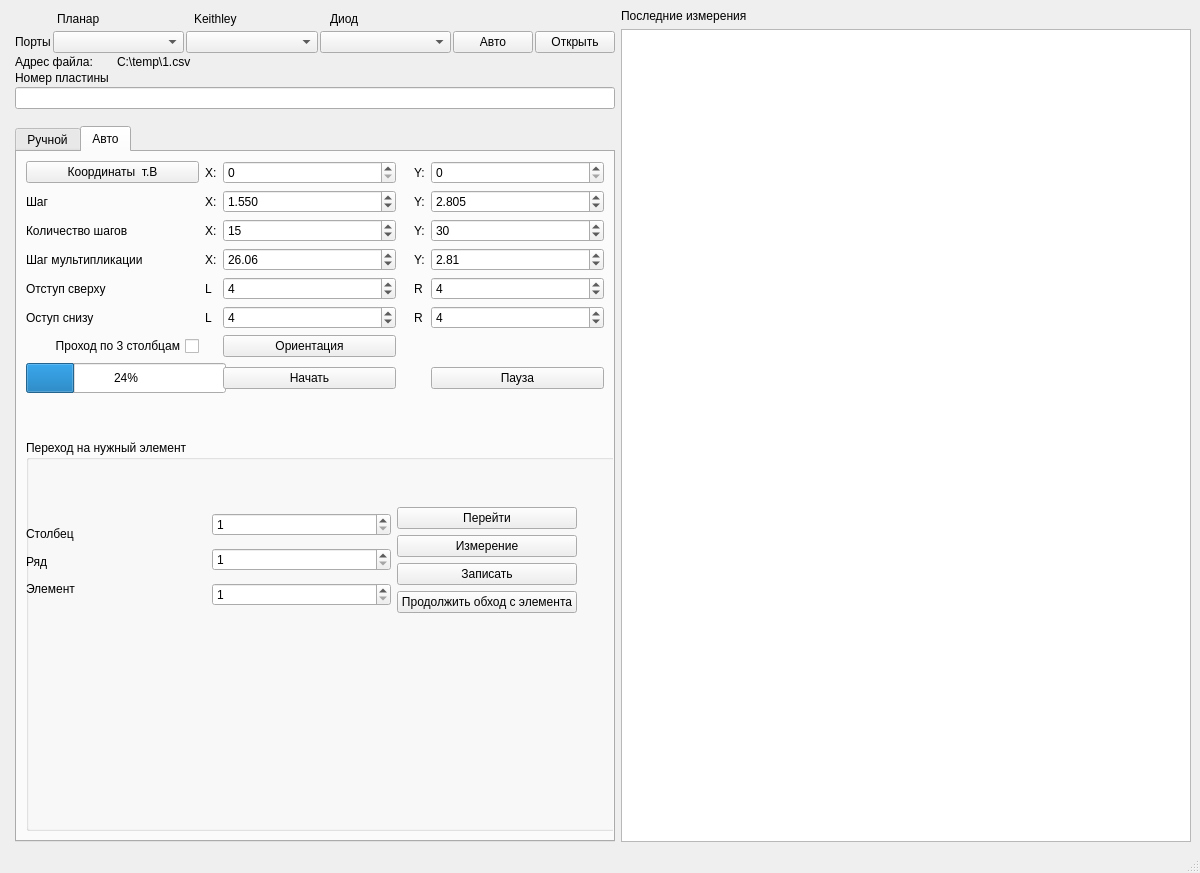
NatiBampo/ZondCOM, file mainwindow.ui: the form before one commit.
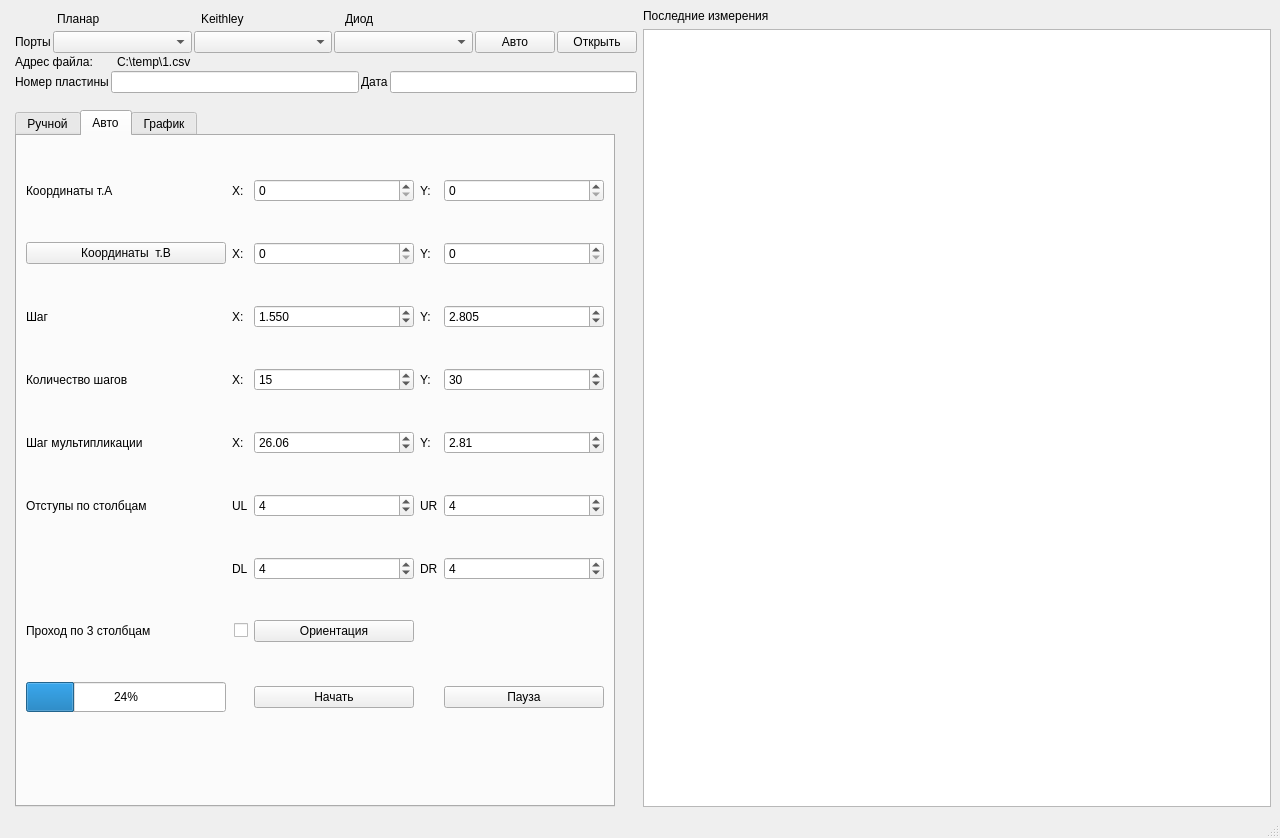
The form after the commit. The open tabs and pages were chosen to show the change.

The edit to the form file:
```diff
--- a/mainwindow.ui
+++ b/mainwindow.ui
@@ -6,8 +6,8 @@
    <rect>
     <x>0</x>
     <y>0</y>
-    <width>1200</width>
-    <height>873</height>
+    <width>1280</width>
+    <height>838</height>
    </rect>
   </property>
   <property name="sizePolicy">
@@ -16,10 +16,16 @@
     <verstretch>0</verstretch>
    </sizepolicy>
   </property>
+  <property name="minimumSize">
+   <size>
+    <width>1024</width>
+    <height>720</height>
+   </size>
+  </property>
   <property name="maximumSize">
    <size>
-    <width>1200</width>
-    <height>1000</height>
+    <width>1280</width>
+    <height>1024</height>
    </size>
   </property>
   <property name="windowTitle">
@@ -78,7 +84,7 @@
     <item row="0" column="0" rowspan="6">
      <layout class="QFormLayout" name="formLayout">
       <item row="0" column="1">
-       <layout class="QVBoxLayout" name="verticalLayout_3" stretch="0,0,0,0,0">
+       <layout class="QVBoxLayout" name="verticalLayout_3" stretch="0,0,0,0">
         <property name="spacing">
          <number>2</number>
         </property>
@@ -258,14 +264,28 @@
          </layout>
         </item>
         <item>
-         <widget class="QLabel" name="label_30">
-          <property name="text">
-           <string>Номер пластины</string>
-          </property>
-         </widget>
-        </item>
-        <item>
-         <widget class="QLineEdit" name="lineEdit"/>
+         <layout class="QHBoxLayout" name="horizontalLayout_4">
+          <item>
+           <widget class="QLabel" name="label_30">
+            <property name="text">
+             <string>Номер пластины</string>
+            </property>
+           </widget>
+          </item>
+          <item>
+           <widget class="QLineEdit" name="dieLineEdit"/>
+          </item>
+          <item>
+           <widget class="QLabel" name="label_31">
+            <property name="text">
+             <string>Дата</string>
+            </property>
+           </widget>
+          </item>
+          <item>
+           <widget class="QLineEdit" name="dateLineEdit"/>
+          </item>
+         </layout>
         </item>
        </layout>
       </item>
@@ -341,8 +361,191 @@
                </property>
               </widget>
              </item>
-             <item row="0" column="1">
-              <widget class="QLineEdit" name="xLineEdit"/>
+            </layout>
+           </widget>
+          </item>
+          <item row="12" column="0" colspan="2">
+           <widget class="QListWidget" name="logsListWidget"/>
+          </item>
+          <item row="10" column="1">
+           <widget class="QGroupBox" name="groupBox_7">
+            <property name="title">
+             <string>Обход по элементам</string>
+            </property>
+            <widget class="QLabel" name="label_17">
+             <property name="geometry">
+              <rect>
+               <x>10</x>
+               <y>20</y>
+               <width>60</width>
+               <height>30</height>
+              </rect>
+             </property>
+             <property name="layoutDirection">
+              <enum>Qt::LeftToRight</enum>
+             </property>
+             <property name="text">
+              <string>Столбец</string>
+             </property>
+             <property name="margin">
+              <number>6</number>
+             </property>
+            </widget>
+            <widget class="QSpinBox" name="columnSpinBox">
+             <property name="geometry">
+              <rect>
+               <x>90</x>
+               <y>20</y>
+               <width>80</width>
+               <height>22</height>
+              </rect>
+             </property>
+             <property name="minimum">
+              <number>1</number>
+             </property>
+             <property name="maximum">
+              <number>3</number>
+             </property>
+            </widget>
+            <widget class="QPushButton" name="goToButton">
+             <property name="geometry">
+              <rect>
+               <x>10</x>
+               <y>110</y>
+               <width>178</width>
+               <height>24</height>
+              </rect>
+             </property>
+             <property name="text">
+              <string>Перейти на элемент</string>
+             </property>
+            </widget>
+            <widget class="QLabel" name="label_18">
+             <property name="geometry">
+              <rect>
+               <x>20</x>
+               <y>50</y>
+               <width>50</width>
+               <height>30</height>
+              </rect>
+             </property>
+             <property name="layoutDirection">
+              <enum>Qt::LeftToRight</enum>
+             </property>
+             <property name="text">
+              <string>Ряд</string>
+             </property>
+             <property name="margin">
+              <number>6</number>
+             </property>
+            </widget>
+            <widget class="QPushButton" name="measurePushButton">
+             <property name="geometry">
+              <rect>
+               <x>10</x>
+               <y>140</y>
+               <width>178</width>
+               <height>24</height>
+              </rect>
+             </property>
+             <property name="text">
+              <string>Измерить</string>
+             </property>
+            </widget>
+            <widget class="QSpinBox" name="rowSpinBox">
+             <property name="geometry">
+              <rect>
+               <x>90</x>
+               <y>50</y>
+               <width>80</width>
+               <height>22</height>
+              </rect>
+             </property>
+             <property name="minimum">
+              <number>1</number>
+             </property>
+             <property name="maximum">
+              <number>30</number>
+             </property>
+            </widget>
+            <widget class="QPushButton" name="saveMeasureButton">
+             <property name="geometry">
+              <rect>
+               <x>10</x>
+               <y>170</y>
+               <width>178</width>
+               <height>24</height>
+              </rect>
+             </property>
+             <property name="text">
+              <string>Записать</string>
+             </property>
+            </widget>
+            <widget class="QPushButton" name="continueFromButton">
+             <property name="geometry">
+              <rect>
+               <x>10</x>
+               <y>200</y>
+               <width>178</width>
+               <height>24</height>
+              </rect>
+             </property>
+             <property name="text">
+              <string>Продолжить с элемента</string>
+             </property>
+             <property name="checkable">
+              <bool>true</bool>
+             </property>
+            </widget>
+            <widget class="QLabel" name="label_19">
+             <property name="geometry">
+              <rect>
+               <x>10</x>
+               <y>70</y>
+               <width>60</width>
+               <height>50</height>
+              </rect>
+             </property>
+             <property name="layoutDirection">
+              <enum>Qt::LeftToRight</enum>
+             </property>
+             <property name="text">
+              <string>Элемент</string>
+             </property>
+             <property name="margin">
+              <number>6</number>
+             </property>
+            </widget>
+            <widget class="QSpinBox" name="elemSpinBox">
+             <property name="geometry">
+              <rect>
+               <x>90</x>
+               <y>80</y>
+               <width>80</width>
+               <height>22</height>
+              </rect>
+             </property>
+             <property name="minimum">
+              <number>1</number>
+             </property>
+             <property name="maximum">
+              <number>16</number>
+             </property>
+            </widget>
+           </widget>
+          </item>
+          <item row="3" column="1">
+           <widget class="QGroupBox" name="groupBox_4">
+            <property name="title">
+             <string>ИК диод</string>
+            </property>
+            <layout class="QGridLayout" name="gridLayout_7">
+             <item row="1" column="0">
+              <widget class="QPushButton" name="lightPushButton">
+               <property name="text">
+                <string>Включить</string>
+               </property>
+              </widget>
              </item>
             </layout>
            </widget>
@@ -557,51 +760,8 @@
           <string>Авто</string>
          </attribute>
          <layout class="QGridLayout" name="gridLayout_6">
-          <item row="3" column="6">
-           <widget class="QDoubleSpinBox" name="stepRowSpinBox">
-            <property name="value">
-             <double>2.810000000000000</double>
-            </property>
-           </widget>
-          </item>
-          <item row="0" column="5">
-           <widget class="QLabel" name="label_12">
-            <property name="maximumSize">
-             <size>
-              <width>16</width>
-              <height>16777215</height>
-             </size>
-            </property>
-            <property name="text">
-             <string>Y:</string>
-            </property>
-           </widget>
-          </item>
-          <item row="2" column="6">
-           <widget class="QSpinBox" name="numYspinBox">
-            <property name="maximum">
-             <number>100</number>
-            </property>
-            <property name="value">
-             <number>30</number>
-            </property>
-           </widget>
-          </item>
-          <item row="2" column="5">
-           <widget class="QLabel" name="label_15">
-            <property name="maximumSize">
-             <size>
-              <width>16</width>
-              <height>16777215</height>
-             </size>
-            </property>
-            <property name="text">
-             <string>Y:</string>
-            </property>
-           </widget>
-          </item>
-          <item row="2" column="1">
-           <widget class="QLabel" name="label_9">
+          <item row="4" column="1">
+           <widget class="QLabel" name="label_22">
             <property name="minimumSize">
              <size>
               <width>10</width>
@@ -619,7 +779,7 @@
             </property>
            </widget>
           </item>
-          <item row="1" column="2">
+          <item row="2" column="2">
            <widget class="QDoubleSpinBox" name="stepXspinBox">
             <property name="decimals">
              <number>3</number>
@@ -629,66 +789,7 @@
             </property>
            </widget>
           </item>
-          <item row="2" column="0">
-           <widget class="QLabel" name="label_11">
-            <property name="text">
-             <string>Количество шагов</string>
-            </property>
-           </widget>
-          </item>
-          <item row="4" column="5">
-           <widget class="QLabel" name="label_7">
-            <property name="text">
-             <string>R</string>
-            </property>
-           </widget>
-          </item>
-          <item row="4" column="6">
-           <widget class="QSpinBox" name="upRightSpinBox">
-            <property name="singleStep">
-             <number>0</number>
-            </property>
-            <property name="value">
-             <number>4</number>
-            </property>
-           </widget>
-          </item>
-          <item row="3" column="1">
-           <widget class="QLabel" name="label_22">
-            <property name="minimumSize">
-             <size>
-              <width>10</width>
-              <height>10</height>
-             </size>
-            </property>
-            <property name="maximumSize">
-             <size>
-              <width>16</width>
-              <height>16777215</height>
-             </size>
-            </property>
-            <property name="text">
-             <string>X:</string>
-            </property>
-           </widget>
-          </item>
-          <item row="0" column="6">
-           <widget class="QSpinBox" name="BYspinBox">
-            <property name="sizePolicy">
-             <sizepolicy hsizetype="Expanding" vsizetype="Fixed">
-              <horstretch>0</horstretch>
-              <verstretch>0</verstretch>
-             </sizepolicy>
-            </property>
-            <property name="minimum">
-             <number>0</number>
-            </property>
-            <property name="maximum">
-             <number>400000</number>
-            </property>
-           </widget>
-          </item>
-          <item row="6" column="2">
+          <item row="7" column="2">
            <widget class="QPushButton" name="orientationButton">
             <property name="enabled">
              <bool>true</bool>
@@ -704,7 +805,81 @@
             </property>
            </widget>
           </item>
-          <item row="0" column="2">
+          <item row="3" column="1">
+           <widget class="QLabel" name="label_9">
+            <property name="minimumSize">
+             <size>
+              <width>10</width>
+              <height>10</height>
+             </size>
+            </property>
+            <property name="maximumSize">
+             <size>
+              <width>16</width>
+              <height>16777215</height>
+             </size>
+            </property>
+            <property name="text">
+             <string>X:</string>
+            </property>
+           </widget>
+          </item>
+          <item row="5" column="0">
+           <widget class="QLabel" name="label_4">
+            <property name="text">
+             <string>Отступы по столбцам</string>
+            </property>
+           </widget>
+          </item>
+          <item row="3" column="5">
+           <widget class="QLabel" name="label_15">
+            <property name="maximumSize">
+             <size>
+              <width>16</width>
+              <height>16777215</height>
+             </size>
+            </property>
+            <property name="text">
+             <string>Y:</string>
+            </property>
+           </widget>
+          </item>
+          <item row="5" column="2">
+           <widget class="QSpinBox" name="upLeftSpinBox">
+            <property name="value">
+             <number>4</number>
+            </property>
+           </widget>
+          </item>
+          <item row="3" column="0">
+           <widget class="QLabel" name="label_11">
+            <property name="text">
+             <string>Количество шагов</string>
+            </property>
+           </widget>
+          </item>
+          <item row="6" column="2">
+           <widget class="QSpinBox" name="downLeftSpinBox">
+            <property name="value">
+             <number>4</number>
+            </property>
+           </widget>
+          </item>
+          <item row="5" column="5">
+           <widget class="QLabel" name="label_7">
+            <property name="text">
+             <string>UR</string>
+            </property>
+           </widget>
+          </item>
+          <item row="5" column="1">
+           <widget class="QLabel" name="label_6">
+            <property name="text">
+             <string>UL</string>
+            </property>
+           </widget>
+          </item>
+          <item row="1" column="2">
            <widget class="QSpinBox" name="BXspinBox">
             <property name="sizePolicy">
              <sizepolicy hsizetype="Expanding" vsizetype="Fixed">
@@ -720,14 +895,26 @@
             </property>
            </widget>
           </item>
-          <item row="3" column="0">
-           <widget class="QLabel" name="label_21">
+          <item row="2" column="1">
+           <widget class="QLabel" name="label_8">
+            <property name="minimumSize">
+             <size>
+              <width>10</width>
+              <height>10</height>
+             </size>
+            </property>
+            <property name="maximumSize">
+             <size>
+              <width>16</width>
+              <height>16777215</height>
+             </size>
+            </property>
             <property name="text">
-             <string>Шаг мультипликации</string>
+             <string>X:</string>
             </property>
            </widget>
           </item>
-          <item row="2" column="2">
+          <item row="3" column="2">
            <widget class="QSpinBox" name="numXspinBox">
             <property name="maximum">
              <number>100</number>
@@ -737,8 +924,8 @@
             </property>
            </widget>
           </item>
-          <item row="1" column="5">
-           <widget class="QLabel" name="label_14">
+          <item row="4" column="5">
+           <widget class="QLabel" name="label_23">
             <property name="maximumSize">
              <size>
               <width>16</width>
@@ -750,277 +937,67 @@
             </property>
            </widget>
           </item>
-          <item row="5" column="6">
-           <widget class="QSpinBox" name="downRightSpinBox">
-            <property name="value">
-             <number>4</number>
+          <item row="3" column="6">
+           <widget class="QSpinBox" name="numYspinBox">
+            <property name="maximum">
+             <number>100</number>
             </property>
-           </widget>
-          </item>
-          <item row="5" column="0">
-           <widget class="QLabel" name="label_13">
-            <property name="text">
-             <string>Оступ снизу</string>
-            </property>
-           </widget>
-          </item>
-          <item row="0" column="1">
-           <widget class="QLabel" name="label_5">
-            <property name="minimumSize">
-             <size>
-              <width>10</width>
-              <height>10</height>
-             </size>
-            </property>
-            <property name="maximumSize">
-             <size>
-              <width>16</width>
-              <height>16777215</height>
-             </size>
-            </property>
-            <property name="text">
-             <string>X:</string>
-            </property>
-           </widget>
-          </item>
-          <item row="4" column="1">
-           <widget class="QLabel" name="label_6">
-            <property name="text">
-             <string>L</string>
-            </property>
-           </widget>
-          </item>
-          <item row="11" column="0" colspan="7">
-           <layout class="QVBoxLayout" name="verticalLayout">
-            <item>
-             <widget class="QGroupBox" name="groupBox_5">
-              <property name="minimumSize">
-               <size>
-                <width>650</width>
-                <height>200</height>
-               </size>
-              </property>
-              <property name="maximumSize">
-               <size>
-                <width>700</width>
-                <height>16777215</height>
-               </size>
-              </property>
-              <property name="title">
-               <string>Переход на нужный элемент</string>
-              </property>
-              <widget class="QWidget" name="gridLayoutWidget">
-               <property name="geometry">
-                <rect>
-                 <x>0</x>
-                 <y>20</y>
-                 <width>551</width>
-                 <height>201</height>
-                </rect>
-               </property>
-               <layout class="QGridLayout" name="gridLayout_9">
-                <item row="0" column="0">
-                 <layout class="QVBoxLayout" name="verticalLayout_5">
-                  <item>
-                   <spacer name="verticalSpacer_3">
-                    <property name="orientation">
-                     <enum>Qt::Vertical</enum>
-                    </property>
-                    <property name="sizeType">
-                     <enum>QSizePolicy::Fixed</enum>
-                    </property>
-                    <property name="sizeHint" stdset="0">
-                     <size>
-                      <width>20</width>
-                      <height>16</height>
-                     </size>
-                    </property>
-                   </spacer>
-                  </item>
-                  <item>
-                   <widget class="QLabel" name="label_17">
-                    <property name="layoutDirection">
-                     <enum>Qt::LeftToRight</enum>
-                    </property>
-                    <property name="text">
-                     <string>Столбец</string>
-                    </property>
-                    <property name="margin">
-                     <number>6</number>
-                    </property>
-                   </widget>
-                  </item>
-                  <item>
-                   <widget class="QLabel" name="label_18">
-                    <property name="layoutDirection">
-                     <enum>Qt::LeftToRight</enum>
-                    </property>
-                    <property name="text">
-                     <string>Ряд</string>
-                    </property>
-                    <property name="margin">
-                     <number>6</number>
-                    </property>
-                   </widget>
-                  </item>
-                  <item>
-                   <widget class="QLabel" name="label_19">
-                    <property name="layoutDirection">
-                     <enum>Qt::LeftToRight</enum>
-                    </property>
-                    <property name="text">
-                     <string>Элемент</string>
-                    </property>
-                    <property name="margin">
-                     <number>6</number>
-                    </property>
-                   </widget>
-                  </item>
-                  <item>
-                   <spacer name="verticalSpacer_2">
-                    <property name="orientation">
-                     <enum>Qt::Vertical</enum>
-                    </property>
-                    <property name="sizeType">
-                     <enum>QSizePolicy::Fixed</enum>
-                    </property>
-                    <property name="sizeHint" stdset="0">
-                     <size>
-                      <width>20</width>
-                      <height>13</height>
-                     </size>
-                    </property>
-                   </spacer>
-                  </item>
-                 </layout>
-                </item>
-                <item row="0" column="2">
-                 <layout class="QVBoxLayout" name="verticalLayout_2">
-                  <item>
-                   <widget class="QPushButton" name="goToButton">
-                    <property name="text">
-                     <string>Перейти</string>
-                    </property>
-                   </widget>
-                  </item>
-                  <item>
-                   <widget class="QPushButton" name="measurePushButton">
-                    <property name="text">
-                     <string>Измерение</string>
-                    </property>
-                   </widget>
-                  </item>
-                  <item>
-                   <widget class="QPushButton" name="saveMeasureButton">
-                    <property name="text">
-                     <string>Записать</string>
-                    </property>
-                   </widget>
-                  </item>
-                  <item>
-                   <widget class="QPushButton" name="continueFromButton">
-                    <property name="text">
-                     <string>Продолжить обход с элемента</string>
-                    </property>
-                    <property name="checkable">
-                     <bool>true</bool>
-                    </property>
-                   </widget>
-                  </item>
-                 </layout>
-                </item>
-                <item row="0" column="1">
-                 <layout class="QVBoxLayout" name="verticalLayout_4">
-                  <item>
-                   <widget class="QSpinBox" name="columnSpinBox">
-                    <property name="minimum">
-                     <number>1</number>
-                    </property>
-                    <property name="maximum">
-                     <number>3</number>
-                    </property>
-                   </widget>
-                  </item>
-                  <item>
-                   <widget class="QSpinBox" name="rowSpinBox">
-                    <property name="minimum">
-                     <number>1</number>
-                    </property>
-                    <property name="maximum">
-                     <number>30</number>
-                    </property>
-                   </widget>
-                  </item>
-                  <item>
-                   <widget class="QSpinBox" name="elemSpinBox">
-                    <property name="minimum">
-                     <number>1</number>
-                    </property>
-                    <property name="maximum">
-                     <number>16</number>
-                    </property>
-                   </widget>
-                  </item>
-                 </layout>
-                </item>
-               </layout>
-              </widget>
-             </widget>
-            </item>
-           </layout>
-          </item>
-          <item row="4" column="2">
-           <widget class="QSpinBox" name="upLeftSpinBox">
             <property name="value">
-             <number>4</number>
+             <number>30</number>
             </property>
            </widget>
           </item>
-          <item row="1" column="6">
-           <widget class="QDoubleSpinBox" name="stepYspinBox">
-            <property name="decimals">
-             <number>3</number>
-            </property>
-            <property name="value">
-             <double>2.805000000000000</double>
-            </property>
-           </widget>
-          </item>
-          <item row="1" column="0">
+          <item row="2" column="0">
            <widget class="QLabel" name="label_10">
             <property name="text">
              <string>Шаг</string>
             </property>
            </widget>
           </item>
-          <item row="0" column="0">
-           <widget class="QPushButton" name="measureBButton">
-            <property name="text">
-             <string>Координаты  т.В</string>
+          <item row="2" column="6">
+           <widget class="QDoubleSpinBox" name="stepYspinBox">
+            <property name="decimals">
+             <number>3</number>
             </property>
-           </widget>
-          </item>
-          <item row="3" column="5">
-           <widget class="QLabel" name="label_23">
-            <property name="maximumSize">
-             <size>
-              <width>16</width>
-              <height>16777215</height>
-             </size>
+            <property name="value">
+             <double>2.805000000000000</double>
             </property>
-            <property name="text">
-             <string>Y:</string>
-            </property>
            </widget>
           </item>
-          <item row="5" column="2">
-           <widget class="QSpinBox" name="downLeftSpinBox">
+          <item row="5" column="6">
+           <widget class="QSpinBox" name="upRightSpinBox">
+            <property name="singleStep">
+             <number>0</number>
+            </property>
             <property name="value">
              <number>4</number>
             </property>
            </widget>
           </item>
-          <item row="7" column="0">
+          <item row="4" column="0">
+           <widget class="QLabel" name="label_21">
+            <property name="text">
+             <string>Шаг мультипликации</string>
+            </property>
+           </widget>
+          </item>
+          <item row="1" column="6">
+           <widget class="QSpinBox" name="BYspinBox">
+            <property name="sizePolicy">
+             <sizepolicy hsizetype="Expanding" vsizetype="Fixed">
+              <horstretch>0</horstretch>
+              <verstretch>0</verstretch>
+             </sizepolicy>
+            </property>
+            <property name="minimum">
+             <number>0</number>
+            </property>
+            <property name="maximum">
+             <number>400000</number>
+            </property>
+           </widget>
+          </item>
+          <item row="8" column="0">
            <widget class="QProgressBar" name="progressBar">
             <property name="minimumSize">
              <size>
@@ -1033,38 +1010,51 @@
             </property>
            </widget>
           </item>
-          <item row="5" column="1">
-           <widget class="QLabel" name="label_27">
-            <property name="text">
-             <string>L</string>
+          <item row="10" column="0">
+           <spacer name="verticalSpacer">
+            <property name="orientation">
+             <enum>Qt::Vertical</enum>
             </property>
-           </widget>
-          </item>
-          <item row="7" column="6">
-           <widget class="QPushButton" name="pauseButton">
-            <property name="enabled">
-             <bool>true</bool>
+            <property name="sizeType">
+             <enum>QSizePolicy::Fixed</enum>
             </property>
-            <property name="text">
-             <string>Пауза</string>
+            <property name="sizeHint" stdset="0">
+             <size>
+              <width>20</width>
+              <height>41</height>
+             </size>
             </property>
-            <property name="checkable">
-             <bool>true</bool>
+           </spacer>
+          </item>
+          <item row="4" column="6">
+           <widget class="QDoubleSpinBox" name="stepRowSpinBox">
+            <property name="value">
+             <double>2.810000000000000</double>
             </property>
-            <property name="flat">
-             <bool>false</bool>
-            </property>
            </widget>
           </item>
-          <item row="5" column="5">
+          <item row="6" column="5">
            <widget class="QLabel" name="label_28">
             <property name="text">
-             <string>R</string>
+             <string>DR</string>
+            </property>
+           </widget>
+          </item>
+          <item row="2" column="5">
+           <widget class="QLabel" name="label_14">
+            <property name="maximumSize">
+             <size>
+              <width>16</width>
+              <height>16777215</height>
+             </size>
+            </property>
+            <property name="text">
+             <string>Y:</string>
             </property>
            </widget>
           </item>
           <item row="1" column="1">
-           <widget class="QLabel" name="label_8">
+           <widget class="QLabel" name="label_5">
             <property name="minimumSize">
              <size>
               <width>10</width>
@@ -1082,7 +1072,24 @@
             </property>
            </widget>
           </item>
-          <item row="7" column="2">
+          <item row="1" column="0">
+           <widget class="QPushButton" name="measureBButton">
+            <property name="layoutDirection">
+             <enum>Qt::LeftToRight</enum>
+            </property>
+            <property name="text">
+             <string>Координаты  т.В</string>
+            </property>
+           </widget>
+          </item>
+          <item row="6" column="1">
+           <widget class="QLabel" name="label_27">
+            <property name="text">
+             <string>DL</string>
+            </property>
+           </widget>
+          </item>
+          <item row="8" column="2">
            <widget class="QPushButton" name="scanPushButton">
             <property name="text">
              <string>Начать</string>
@@ -1092,46 +1099,93 @@
             </property>
            </widget>
           </item>
-          <item row="4" column="0">
-           <widget class="QLabel" name="label_4">
-            <property name="text">
-             <string>Отступ сверху</string>
-            </property>
-           </widget>
-          </item>
-          <item row="3" column="2">
+          <item row="4" column="2">
            <widget class="QDoubleSpinBox" name="stepColSpinBox">
             <property name="value">
              <double>26.059999999999999</double>
             </property>
            </widget>
           </item>
-          <item row="9" column="0">
-           <spacer name="verticalSpacer">
-            <property name="orientation">
-             <enum>Qt::Vertical</enum>
+          <item row="6" column="6">
+           <widget class="QSpinBox" name="downRightSpinBox">
+            <property name="value">
+             <number>4</number>
             </property>
-            <property name="sizeType">
-             <enum>QSizePolicy::Fixed</enum>
+           </widget>
+          </item>
+          <item row="8" column="6">
+           <widget class="QPushButton" name="pauseButton">
+            <property name="enabled">
+             <bool>true</bool>
             </property>
-            <property name="sizeHint" stdset="0">
+            <property name="text">
+             <string>Пауза</string>
+            </property>
+            <property name="checkable">
+             <bool>true</bool>
+            </property>
+            <property name="flat">
+             <bool>false</bool>
+            </property>
+           </widget>
+          </item>
+          <item row="1" column="5">
+           <widget class="QLabel" name="label_12">
+            <property name="maximumSize">
              <size>
-              <width>20</width>
-              <height>41</height>
+              <width>16</width>
+              <height>16777215</height>
              </size>
             </property>
-           </spacer>
+            <property name="text">
+             <string>Y:</string>
+            </property>
+           </widget>
           </item>
-          <item row="6" column="0">
+          <item row="0" column="0">
+           <widget class="QLabel" name="label_32">
+            <property name="text">
+             <string>Координаты т.А</string>
+            </property>
+           </widget>
+          </item>
+          <item row="0" column="2">
+           <widget class="QSpinBox" name="AXspinBox"/>
+          </item>
+          <item row="0" column="6">
+           <widget class="QSpinBox" name="AYspinBox"/>
+          </item>
+          <item row="7" column="1">
            <widget class="QCheckBox" name="checkBox">
             <property name="layoutDirection">
              <enum>Qt::RightToLeft</enum>
             </property>
             <property name="text">
+             <string/>
+            </property>
+           </widget>
+          </item>
+          <item row="7" column="0">
+           <widget class="QLabel" name="label_34">
+            <property name="text">
              <string>Проход по 3 столбцам</string>
             </property>
            </widget>
           </item>
+          <item row="0" column="1">
+           <widget class="QLabel" name="label_13">
+            <property name="text">
+             <string>X:</string>
+            </property>
+           </widget>
+          </item>
+          <item row="0" column="5">
+           <widget class="QLabel" name="label_35">
+            <property name="text">
+             <string>Y:</string>
+            </property>
+           </widget>
+          </item>
          </layout>
          <zorder>BXspinBox</zorder>
          <zorder>label_10</zorder>
@@ -1169,6 +1223,33 @@
          <zorder>label_27</zorder>
          <zorder>label_28</zorder>
          <zorder>checkBox</zorder>
+         <zorder>label_34</zorder>
+         <zorder>label_13</zorder>
+         <zorder>label_35</zorder>
+        </widget>
+        <widget class="QWidget" name="tab_3">
+         <attribute name="title">
+          <string>График</string>
+         </attribute>
+         <widget class="QPushButton" name="openFilePushButton">
+          <property name="geometry">
+           <rect>
+            <x>20</x>
+            <y>10</y>
+            <width>75</width>
+            <height>24</height>
+           </rect>
+          </property>
+          <property name="maximumSize">
+           <size>
+            <width>75</width>
+            <height>16777215</height>
+           </size>
+          </property>
+          <property name="text">
+           <string>Открыть</string>
+          </property>
+         </widget>
         </widget>
        </widget>
       </item>
```
Left out of the diff: 358 changed lines with no effect on the pictures.
